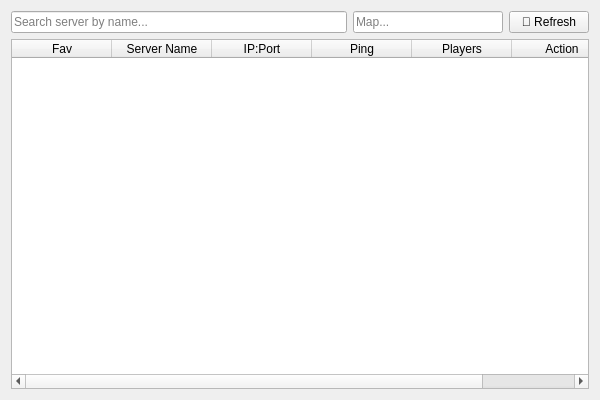
Old version of the form assets/tab_servers.ui in the repository 69-Lukash/DMTLauncher.
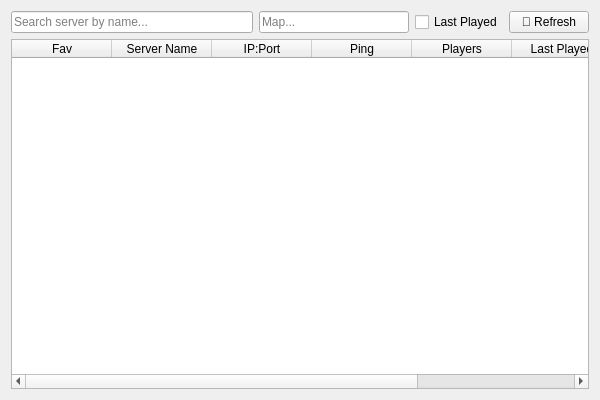
New version of the form.

Commit message: feat: local presets, auto-dependencies, last played & docs update

What changed in the file:
```diff
--- a/assets/tab_servers.ui
+++ b/assets/tab_servers.ui
@@ -33,6 +33,16 @@
        </property>
       </widget>
      </item>
+     <item>
+      <widget class="QCheckBox" name="check_last_played">
+       <property name="text">
+        <string>Last Played</string>
+       </property>
+       <property name="cursor">
+        <cursorShape>PointingHandCursor</cursorShape>
+       </property>
+      </widget>
+     </item>
      <item>
       <widget class="QPushButton" name="btn_refresh">
        <property name="cursor">
@@ -58,6 +68,7 @@
      <column><property name="text"><string>IP:Port</string></property></column>
      <column><property name="text"><string>Ping</string></property></column>
      <column><property name="text"><string>Players</string></property></column>
+     <column><property name="text"><string>Last Played</string></property></column>
      <column><property name="text"><string>Action</string></property></column>
     </widget>
    </item>
```
The commit also changes 22 other files.
